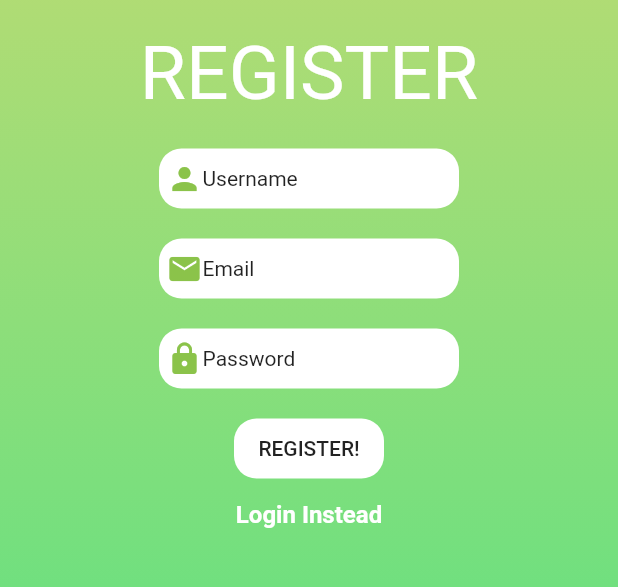
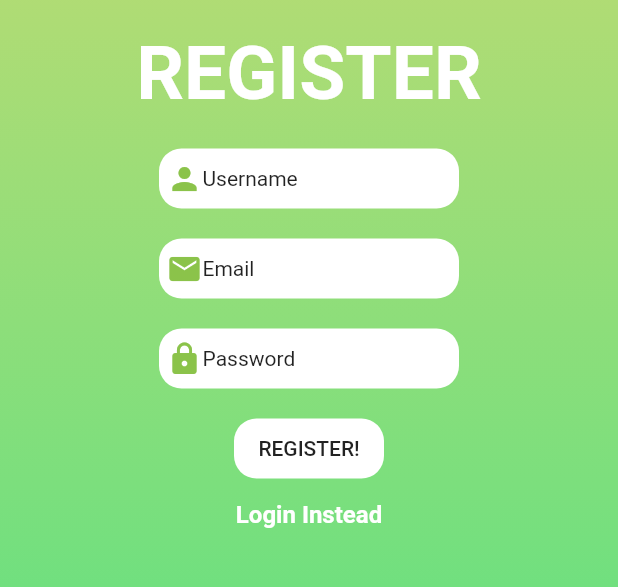
Before and after one commit to IllogicalTree/Sustain, a Flutter app: the Login screen opened by its route, after a tap on "START!", after a tap on "Go back to Register", on a phone screen of 412 x 824 dp, the part 135-722 px from its top. Run offline on Flutter 3.47's test engine with Material 2 defaults, Android fonts, the phone set to English and light mode, and no system bars.

Commit message:
adds bold to page titles

```diff
--- a/lib/login.dart
+++ b/lib/login.dart
@@ -30,7 +30,11 @@ class Login extends StatelessWidget {
             SizedBox(height: 20),
             Text(
               'LOGIN',
-              style: TextStyle(color: Colors.white, fontSize: 50),
+              style: TextStyle(
+                color: Colors.white,
+                fontSize: 50,
+                fontWeight: FontWeight.bold,
+              ),
             ),
             SizedBox(height: 30),
             Container(
--- a/lib/register.dart
+++ b/lib/register.dart
@@ -30,7 +30,11 @@ class Register extends StatelessWidget {
             SizedBox(height: 20),
             Text(
               'REGISTER',
-              style: TextStyle(color: Colors.white, fontSize: 50),
+              style: TextStyle(
+                color: Colors.white,
+                fontSize: 50,
+                fontWeight: FontWeight.bold,
+              ),
             ),
             SizedBox(height: 20),
             Container(
```
